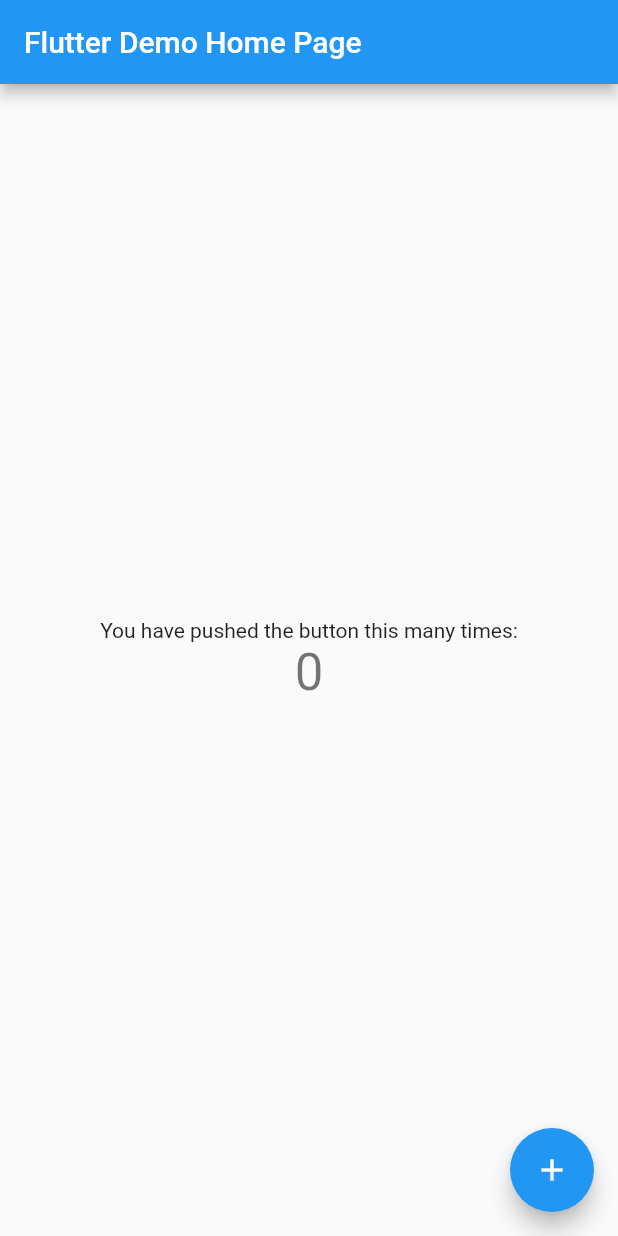
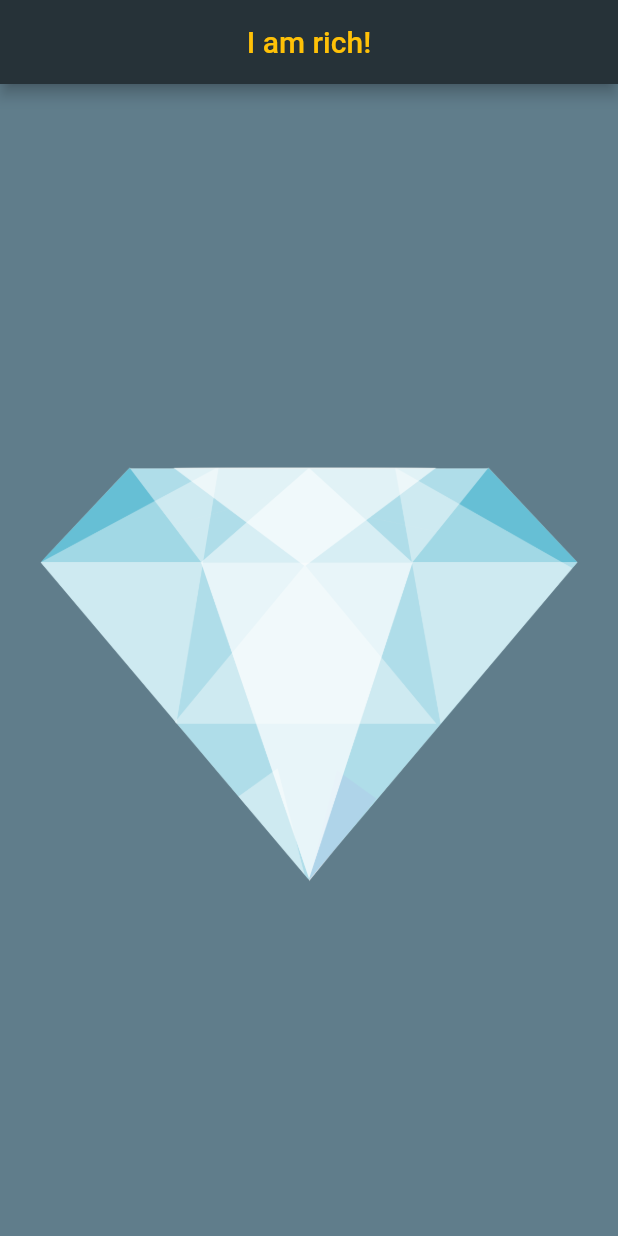
Before and after one commit to fnnakamura/i_am_rich, a Flutter app: the screen it shows after launch, on a phone screen of 412 x 824 dp. Run offline on Flutter 3.47's test engine with Material 2 defaults, Android fonts, the phone set to English and light mode, and no system bars.

Commit message:
Final version -- I AM RICH DUDE!

```diff
--- a/lib/main.dart
+++ b/lib/main.dart
@@ -1,111 +1,25 @@
 import 'package:flutter/material.dart';
 
-void main() => runApp(MyApp());
-
-class MyApp extends StatelessWidget {
-  // This widget is the root of your application.
-  @override
-  Widget build(BuildContext context) {
-    return MaterialApp(
-      title: 'Flutter Demo',
-      theme: ThemeData(
-        // This is the theme of your application.
-        //
-        // Try running your application with "flutter run". You'll see the
-        // application has a blue toolbar. Then, without quitting the app, try
-        // changing the primarySwatch below to Colors.green and then invoke
-        // "hot reload" (press "r" in the console where you ran "flutter run",
-        // or simply save your changes to "hot reload" in a Flutter IDE).
-        // Notice that the counter didn't reset back to zero; the application
-        // is not restarted.
-        primarySwatch: Colors.blue,
-      ),
-      home: MyHomePage(title: 'Flutter Demo Home Page'),
-    );
-  }
-}
-
-class MyHomePage extends StatefulWidget {
-  MyHomePage({Key key, this.title}) : super(key: key);
-
-  // This widget is the home page of your application. It is stateful, meaning
-  // that it has a State object (defined below) that contains fields that affect
-  // how it looks.
-
-  // This class is the configuration for the state. It holds the values (in this
-  // case the title) provided by the parent (in this case the App widget) and
-  // used by the build method of the State. Fields in a Widget subclass are
-  // always marked "final".
-
-  final String title;
-
-  @override
-  _MyHomePageState createState() => _MyHomePageState();
-}
-
-class _MyHomePageState extends State<MyHomePage> {
-  int _counter = 0;
-
-  void _incrementCounter() {
-    setState(() {
-      // This call to setState tells the Flutter framework that something has
-      // changed in this State, which causes it to rerun the build method below
-      // so that the display can reflect the updated values. If we changed
-      // _counter without calling setState(), then the build method would not be
-      // called again, and so nothing would appear to happen.
-      _counter++;
-    });
-  }
-
-  @override
-  Widget build(BuildContext context) {
-    // This method is rerun every time setState is called, for instance as done
-    // by the _incrementCounter method above.
-    //
-    // The Flutter framework has been optimized to make rerunning build methods
-    // fast, so that you can just rebuild anything that needs updating rather
-    // than having to individually change instances of widgets.
-    return Scaffold(
-      appBar: AppBar(
-        // Here we take the value from the MyHomePage object that was created by
-        // the App.build method, and use it to set our appbar title.
-        title: Text(widget.title),
-      ),
-      body: Center(
-        // Center is a layout widget. It takes a single child and positions it
-        // in the middle of the parent.
-        child: Column(
-          // Column is also a layout widget. It takes a list of children and
-          // arranges them vertically. By default, it sizes itself to fit its
-          // children horizontally, and tries to be as tall as its parent.
-          //
-          // Invoke "debug painting" (press "p" in the console, choose the
-          // "Toggle Debug Paint" action from the Flutter Inspector in Android
-          // Studio, or the "Toggle Debug Paint" command in Visual Studio Code)
-          // to see the wireframe for each widget.
-          //
-          // Column has various properties to control how it sizes itself and
-          // how it positions its children. Here we use mainAxisAlignment to
-          // center the children vertically; the main axis here is the vertical
-          // axis because Columns are vertical (the cross axis would be
-          // horizontal).
-          mainAxisAlignment: MainAxisAlignment.center,
-          children: <Widget>[
-            Text(
-              'You have pushed the button this many times:',
-            ),
-            Text(
-              '$_counter',
-              style: Theme.of(context).textTheme.display1,
-            ),
-          ],
+void main() {
+  runApp(
+    MaterialApp(
+      home: Scaffold(
+        backgroundColor: Colors.blueGrey,
+        appBar: AppBar(
+          title: Text(
+            'I am rich!',
+            textAlign: TextAlign.center,
+            style: TextStyle(color: Colors.amber),
+          ),
+          centerTitle: true,
+          backgroundColor: Colors.blueGrey[900],
+        ),
+        body: Center(
+          child: Image(
+            image: AssetImage('images/diamond.png'),
+          ),
         ),
       ),
-      floatingActionButton: FloatingActionButton(
-        onPressed: _incrementCounter,
-        tooltip: 'Increment',
-        child: Icon(Icons.add),
-      ), // This trailing comma makes auto-formatting nicer for build methods.
-    );
-  }
+    ),
+  );
 }
```
Also changed, not shown: pubspec.yaml (+2 -54 lines), images/diamond.png (added), 52 other files.
